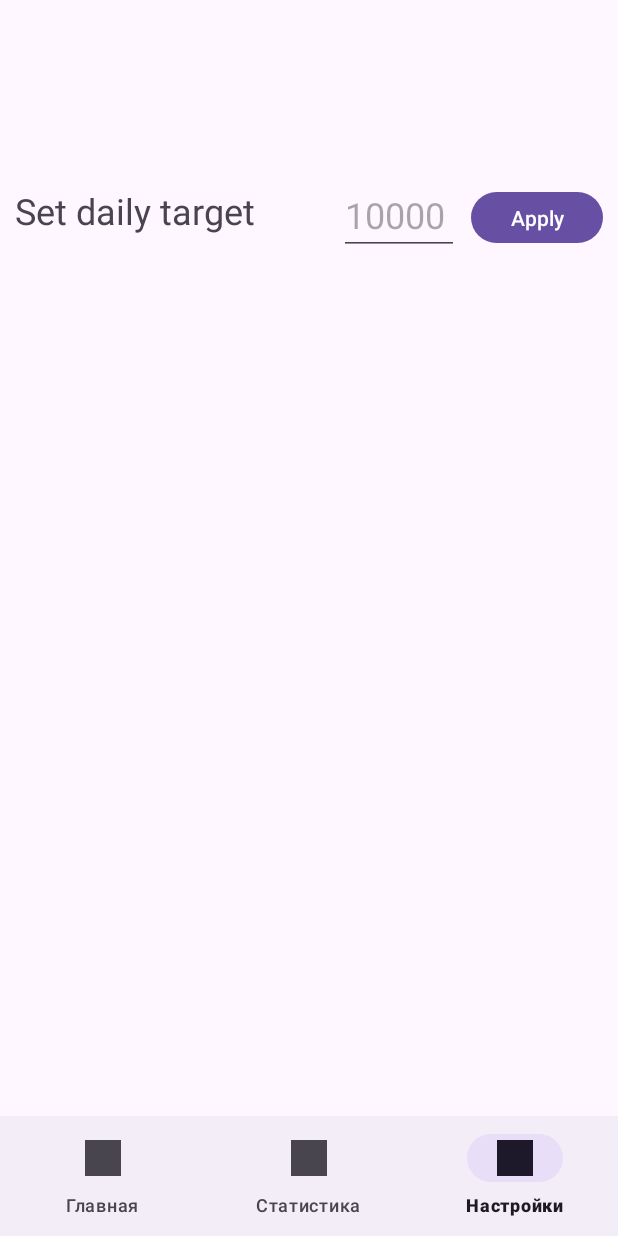
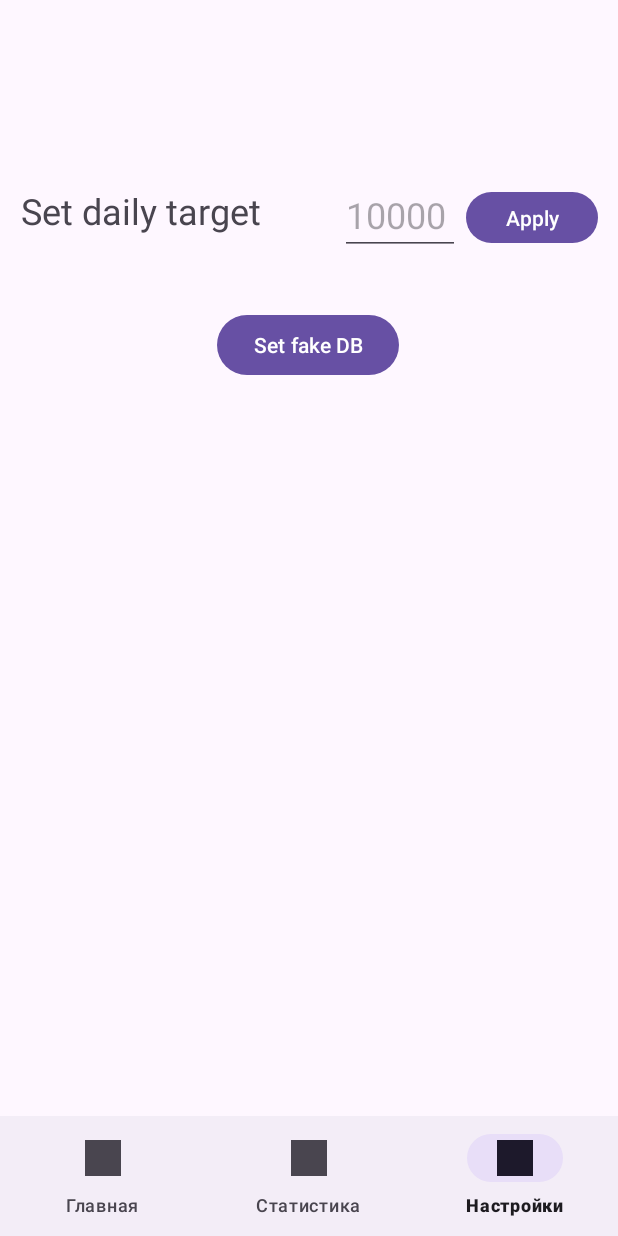
Before and after one commit to 4udiwe/step-counter, an Android app: the screen it shows after launch (MainActivity), item 3 of the bottom bar chosen, on a phone screen of 412 x 824 dp. Run offline under Robolectric (Android 15) with nearby library versions, the phone set to English and light mode, and no system bars.

Commit message:
Метод setFakeDB

```diff
--- a/app/src/main/res/layout/fragment_main.xml
+++ b/app/src/main/res/layout/fragment_main.xml
@@ -61,14 +61,14 @@
 
     <ProgressBar
         android:id="@+id/progressBar"
-        style="@android:style/Widget.ProgressBar.Horizontal"
+        style="@android:style/Widget.Holo.ProgressBar.Horizontal"
         android:layout_width="555sp"
         android:layout_height="60sp"
         android:layout_marginTop="80sp"
         android:indeterminate="false"
         android:indeterminateOnly="false"
         android:mirrorForRtl="true"
-        android:progressTint="#9C27B0"
+        android:progressTint="#C36273"
         android:rotation="-90"
         app:layout_constraintBottom_toBottomOf="parent"
         app:layout_constraintStart_toStartOf="parent"
--- a/app/src/main/res/layout/fragment_settings.xml
+++ b/app/src/main/res/layout/fragment_settings.xml
@@ -11,7 +11,6 @@
         android:id="@+id/bSetTarget"
         android:layout_width="wrap_content"
         android:layout_height="42dp"
-        android:layout_marginStart="8dp"
         android:layout_marginEnd="10dp"
         android:text="@string/apply"
         app:layout_constraintEnd_toEndOf="parent"
@@ -34,16 +33,26 @@
 
     <TextView
         android:id="@+id/textView"
-        android:layout_width="0dp"
+        android:layout_width="209dp"
         android:layout_height="42dp"
         android:layout_marginStart="10dp"
         android:layout_marginTop="124dp"
-        android:layout_marginEnd="8dp"
         android:text="@string/set_daily_target"
         android:textSize="24sp"
         app:layout_constraintEnd_toStartOf="@+id/edDayTarget"
         app:layout_constraintStart_toStartOf="parent"
         app:layout_constraintTop_toTopOf="parent" />
 
+    <Button
+        android:id="@+id/bSetFake"
+        android:layout_width="wrap_content"
+        android:layout_height="wrap_content"
+        android:layout_marginTop="40dp"
+        android:text="Set fake DB"
+        app:layout_constraintEnd_toEndOf="parent"
+        app:layout_constraintHorizontal_bias="0.498"
+        app:layout_constraintStart_toStartOf="parent"
+        app:layout_constraintTop_toBottomOf="@+id/textView" />
+
 
 </androidx.constraintlayout.widget.ConstraintLayout>
--- a/app/src/main/res/layout/rv_elem.xml
+++ b/app/src/main/res/layout/rv_elem.xml
@@ -51,9 +51,9 @@
 
             <TextView
                 android:id="@+id/rv_elem_tvDate"
-                android:layout_width="90sp"
+                android:layout_width="96sp"
                 android:layout_height="wrap_content"
-                android:layout_marginEnd="32sp"
+                android:layout_marginEnd="26sp"
                 android:text="00/00/00"
                 android:textSize="20sp"
                 app:layout_constraintBottom_toBottomOf="parent"
```
Also changed, not shown: app/src/main/java/com/example/step_counter/FragmentSettings.java (+39 -8 lines), app/src/main/java/com/example/step_counter/FragmentStat.java (+2 -5 lines), app/src/main/res/layout/fragment_stat.xml (+12 -0 lines).
